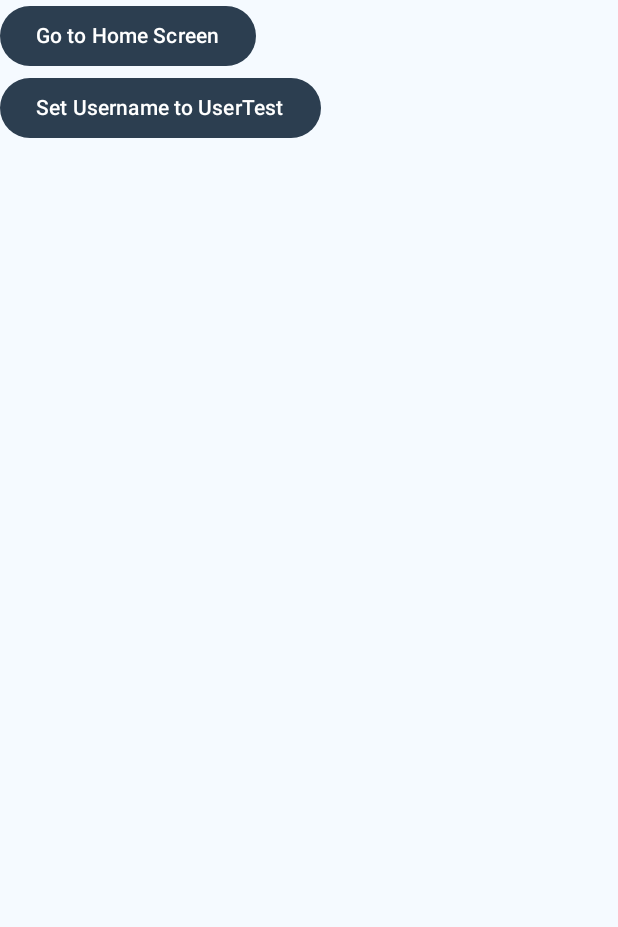
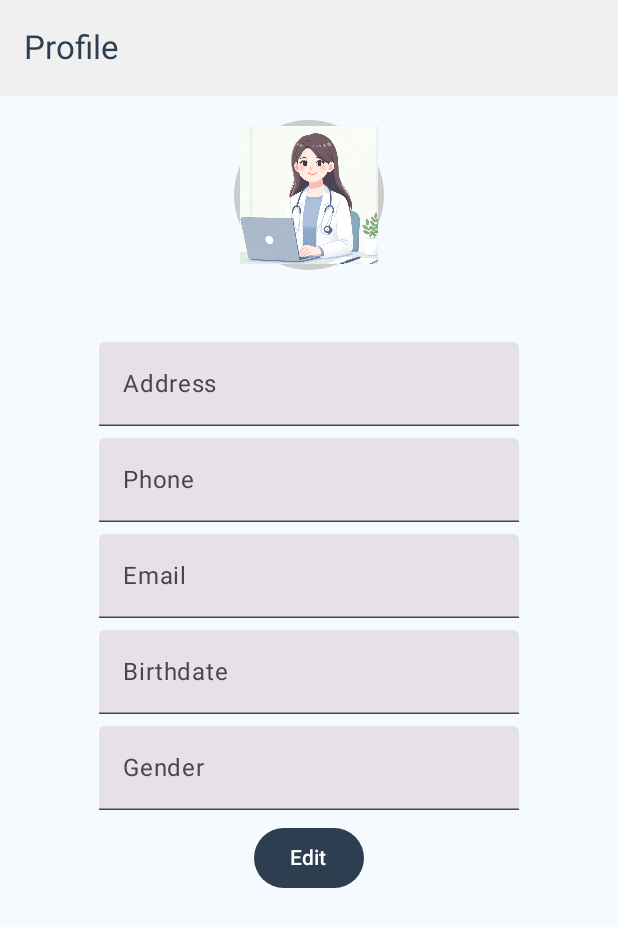
Before and after one commit to eightus/ITP-Peritoneal-Dialysis, an Android app built with Jetpack Compose: the composable ProfileScreen shown on its own in the app's theme, on a phone screen of 412 x 824 dp. Shown: the top 927 px of the screen. Run offline under Robolectric (Android 15) with nearby library versions, the phone set to English and light mode, and no system bars; our stand-ins replace Dagger/Hilt's generated code, Firebase (no records; nobody signed in at launch, a user with empty details on screens opened directly).

Commit message:
done populating fields with firebase data

```diff
--- /dev/null
+++ b/app/src/main/java/com/itp/pdbuddy/data/remote/UserDataSource.kt
@@ -0,0 +1,9 @@
+package com.itp.pdbuddy.data.remote
+
+import com.itp.pdbuddy.utils.Result
+
+interface UserDataSource {
+
+    suspend fun getUserInfo(name: String): Result<List<Map<String, Any>>>
+
+}
--- a/app/src/main/java/com/itp/pdbuddy/data/remote/firebase/FirebaseUserDataSource.kt
+++ b/app/src/main/java/com/itp/pdbuddy/data/remote/firebase/FirebaseUserDataSource.kt
@@ -1,8 +1,27 @@
 package com.itp.pdbuddy.data.remote.firebase
 
+import android.util.Log
 import com.google.firebase.firestore.FirebaseFirestore
+import com.itp.pdbuddy.data.remote.UserDataSource
+import com.itp.pdbuddy.utils.Result
+import kotlinx.coroutines.tasks.await
 import javax.inject.Inject
 
-class FirebaseUserDataSource @Inject constructor() {
+class FirebaseUserDataSource @Inject constructor(): UserDataSource {
     private val db = FirebaseFirestore.getInstance()
+    override suspend fun getUserInfo(name: String): Result<List<Map<String, Any>>> {
+        return try {
+            val querySnapshot = db.collection("users")
+                .get()
+                .await()
+            val records = querySnapshot.documents.map { documentSnapshot ->
+                documentSnapshot.data ?: emptyMap()
+            }
+
+            Result.Success(records)
+        } catch (e: Exception) {
+            Log.e("FirebaseRecord", "Error fetching all record", e)
+            Result.Failure(e)
+        }
+    }
 }
--- a/app/src/main/java/com/itp/pdbuddy/data/repository/UserRepository.kt
+++ b/app/src/main/java/com/itp/pdbuddy/data/repository/UserRepository.kt
@@ -1,8 +1,16 @@
 package com.itp.pdbuddy.data.repository
 
+import com.itp.pdbuddy.data.remote.RecordDataSource
+import com.itp.pdbuddy.data.remote.UserDataSource
 import javax.inject.Inject
 
+import com.itp.pdbuddy.utils.Result
+
 class UserRepository @Inject constructor(
+    private val userDataSource: UserDataSource
 
 ) {
+    suspend fun getUserInfo(name: String): Result<List<Map<String, Any>>> {
+        return userDataSource.getUserInfo(name)
+    }
 }
--- a/app/src/main/java/com/itp/pdbuddy/di/AppModule.kt
+++ b/app/src/main/java/com/itp/pdbuddy/di/AppModule.kt
@@ -11,9 +11,11 @@ import com.itp.pdbuddy.data.remote.api.ExternalAPIDataSource
 import com.itp.pdbuddy.data.remote.APIDataSource
 import com.itp.pdbuddy.data.remote.NotificationDAO
 import com.itp.pdbuddy.data.remote.PrescriptionDataSource
+import com.itp.pdbuddy.data.remote.UserDataSource
 import com.itp.pdbuddy.data.remote.api.ApiService
 import com.itp.pdbuddy.data.remote.database.NotificationRoomDatabase
 import com.itp.pdbuddy.data.remote.firebase.FirebasePrescriptionDataSource
+import com.itp.pdbuddy.data.remote.firebase.FirebaseUserDataSource
 import dagger.Binds
 import dagger.Module
 import dagger.Provides
@@ -40,6 +42,12 @@ abstract class AuthModule {
     abstract fun bindPrescriptionDataSource(
         firebasePrescriptionDataSource: FirebasePrescriptionDataSource
     ): PrescriptionDataSource
+
+    @Binds
+    @Singleton
+    abstract fun bindUserDataSource(
+        firebaseuserDataSource: FirebaseUserDataSource
+    ): UserDataSource
 
     @Binds
     @Singleton
--- a/app/src/main/java/com/itp/pdbuddy/navigation/Navigation.kt
+++ b/app/src/main/java/com/itp/pdbuddy/navigation/Navigation.kt
@@ -1,6 +1,7 @@
 package com.itp.pdbuddy.navigation
 
 import PastSuppliesScreen
+import ProfileScreen
 import androidx.compose.material.icons.Icons
 import androidx.compose.material.icons.automirrored.filled.MenuBook
 import androidx.compose.material.icons.filled.Calculate
@@ -26,7 +27,6 @@ import com.itp.pdbuddy.ui.screen.CurrentSuppliesScreen
 import com.itp.pdbuddy.ui.screen.HomeScreen
 import com.itp.pdbuddy.ui.screen.OrderDetailsScreen
 import com.itp.pdbuddy.ui.screen.PaymentScreen
-import com.itp.pdbuddy.ui.screen.ProfileScreen
 import com.itp.pdbuddy.ui.screen.SplashScreen
 import com.itp.pdbuddy.ui.screen.RecordScreen
 import com.itp.pdbuddy.ui.screen.ManualRecordScreen
--- a/app/src/main/java/com/itp/pdbuddy/ui/screen/ProfileScreen.kt
+++ b/app/src/main/java/com/itp/pdbuddy/ui/screen/ProfileScreen.kt
@@ -1,78 +1,193 @@
-package com.itp.pdbuddy.ui.screen
-
-import android.graphics.BitmapFactory
-import android.util.Base64
+import android.annotation.SuppressLint
 import android.util.Log
 import androidx.compose.foundation.Image
-import androidx.compose.foundation.layout.Column
-import androidx.compose.foundation.layout.aspectRatio
-import androidx.compose.foundation.layout.fillMaxWidth
-import androidx.compose.foundation.layout.padding
-import androidx.compose.material3.Button
-import androidx.compose.material3.Text
-import androidx.compose.runtime.Composable
-import androidx.compose.runtime.LaunchedEffect
-import androidx.compose.runtime.getValue
-import androidx.compose.runtime.mutableStateOf
-import androidx.compose.runtime.remember
-import androidx.compose.runtime.setValue
+import androidx.compose.foundation.background
+import androidx.compose.foundation.layout.*
+import androidx.compose.foundation.shape.CircleShape
+import androidx.compose.material3.*
+import androidx.compose.runtime.*
+import androidx.compose.ui.Alignment
 import androidx.compose.ui.Modifier
-import androidx.compose.ui.graphics.asImageBitmap
+import androidx.compose.ui.graphics.Color
 import androidx.compose.ui.layout.ContentScale
+import androidx.compose.ui.res.painterResource
+import androidx.compose.ui.text.font.FontWeight
 import androidx.compose.ui.unit.dp
+import androidx.compose.ui.unit.sp
 import androidx.hilt.navigation.compose.hiltViewModel
 import androidx.navigation.NavHostController
-import com.itp.pdbuddy.ui.viewmodel.AuthViewModel
-import com.itp.pdbuddy.ui.viewmodel.NetworkViewModel
+import com.itp.pdbuddy.R
 import com.itp.pdbuddy.ui.viewmodel.ProfileViewModel
 import com.itp.pdbuddy.utils.Result
-import com.itp.pdbuddy.utils.navigate
 
+@OptIn(ExperimentalMaterial3Api::class)
 @Composable
+@SuppressLint("RememberReturnType")
 fun ProfileScreen(navController: NavHostController) {
     val profileViewModel: ProfileViewModel = hiltViewModel()
-    val authViewModel: AuthViewModel = hiltViewModel()
-    val networkViewModel: NetworkViewModel = hiltViewModel()
-    var base64Image by remember { mutableStateOf<String?>(null) }
+    val userdata by profileViewModel.userData.collectAsState()
+    var name by remember { mutableStateOf("") }
+    var address by remember { mutableStateOf("") }
+    var phone by remember { mutableStateOf("") }
+    var email by remember { mutableStateOf("") }
+    var birthdate by remember { mutableStateOf("") }
+    var gender by remember { mutableStateOf("") }
 
     LaunchedEffect(Unit) {
-        networkViewModel.fetchGraph { result ->
-            when (result) {
-                is Result.Success -> {
-                    Log.d("MainActivity", "Success: ${result.data.values}")
-                    base64Image = result.data["image"] as? String
-                }
+        profileViewModel.doTest("UserTest")
+    }
 
-                is Result.Failure -> Log.d("MainActivity", "Failure: ${result.exception}")
-                is Result.Loading -> Log.d("MainActivity", "Loading")
-                is Result.Idle -> Log.d("MainActivity", "Idle")
+    when (userdata) {
+        is Result.Loading -> {
+            Box(
+                modifier = Modifier
+                    .fillMaxSize(),
+                contentAlignment = Alignment.Center
+            ) {
+                CircularProgressIndicator()
+            }
+        }
+        is Result.Success -> {
+            val user = (userdata as Result.Success<List<Map<String, Any>>>).data.firstOrNull()
+            user?.let {
+                name = it["username"] as? String ?: ""
+                address = it["address"] as? String ?: ""
+                phone = it["phone"] as? String ?: ""
+                email = it["email"] as? String ?: ""
+                birthdate = it["birthdate"] as? String ?: ""
+                gender = it["gender"] as? String ?: ""
+            }
+        }
+        is Result.Failure -> {
+            Box(
+                modifier = Modifier
+                    .fillMaxSize(),
+                contentAlignment = Alignment.Center
+            ) {
+                Text(text = "Failed to load user data")
+            }
+        }
+        Result.Idle -> {
+            Box(
+                modifier = Modifier
+                    .fillMaxSize(),
+                contentAlignment = Alignment.Center
+            ) {
+                Text(text = "Idle state")
             }
         }
     }
 
-    Column {
+    val userProfile = UserProfile(
+        name = name,
+        bio = "Android Developer. Tech Enthusiast. Coffee Lover.",
+        profileImage = R.drawable.login_image
+    )
 
-        Button(onClick = { navigate(navController, "home", requireSaveState = false) }) {
-            Text("Go to Home Screen")
-        }
-
-        Button(onClick = { authViewModel.updateDisplayName("UserTest") }) {
-            Text("Set Username to UserTest")
-        }
-
-        base64Image?.let { base64Str ->
-            val imageBytes = Base64.decode(base64Str, Base64.DEFAULT)
-            val bitmap = BitmapFactory.decodeByteArray(imageBytes, 0, imageBytes.size)
-            Image(
-                bitmap = bitmap.asImageBitmap(),
-                contentDescription = "Test Image",
-                contentScale = ContentScale.FillWidth,
-                modifier = Modifier
-                    .padding(16.dp)
-                    .fillMaxWidth()
-                    .aspectRatio(bitmap.width.toFloat() / bitmap.height.toFloat())
+    Scaffold(
+        topBar = {
+            TopAppBar(
+                title = { Text(text = "Profile") }
             )
         }
-
+    ) { paddingValues ->
+        ProfileContent(
+            name = userProfile.name,
+            address = address,
+            phone = phone,
+            email = email,
+            birthdate = birthdate,
+            gender = gender,
+            paddingValues = paddingValues
+        )
     }
 }
+
+@Composable
+fun ProfileContent(
+    name: String,
+    address: String,
+    phone: String,
+    email: String,
+    birthdate: String,
+    gender: String,
+    paddingValues: PaddingValues
+) {
+    Column(
+        modifier = Modifier
+            .fillMaxSize()
+            .padding(paddingValues)
+            .padding(16.dp),
+        horizontalAlignment = Alignment.CenterHorizontally,
+    ) {
+        ProfilePicture(imageRes = R.drawable.login_image)
+        Spacer(modifier = Modifier.height(16.dp))
+        Text(
+            text = name,
+            fontSize = 24.sp,
+            fontWeight = FontWeight.Bold,
+        )
+        Spacer(modifier = Modifier.height(8.dp))
+        TextField(
+            value = address,
+            onValueChange = {},
+            label = { Text("Address") },
+            readOnly = true
+        )
+        Spacer(modifier = Modifier.height(8.dp))
+        TextField(
+            value = phone,
+            onValueChange = {},
+            label = { Text("Phone") },
+            readOnly = true
+        )
+        Spacer(modifier = Modifier.height(8.dp))
+        TextField(
+            value = email,
+            onValueChange = {},
+            label = { Text("Email") },
+            readOnly = true
+        )
+        Spacer(modifier = Modifier.height(8.dp))
+        TextField(
+            value = birthdate,
+            onValueChange = {},
+            label = { Text("Birthdate") },
+            readOnly = true
+        )
+        Spacer(modifier = Modifier.height(8.dp))
+        TextField(
+            value = gender,
+            onValueChange = {},
+            label = { Text("Gender") },
+            readOnly = true
+        )
+        Spacer(modifier = Modifier.height(8.dp))
+        Button(onClick = { /* Handle message action */ }) {
+            Text(text = "Edit")
+        }
+    }
+}
+
+@Composable
+fun ProfilePicture(imageRes: Int) {
+    Box(
+        modifier = Modifier
+            .size(100.dp)
+            .background(Color.LightGray, CircleShape)
+            .padding(4.dp)
+    ) {
+        Image(
+            painter = painterResource(id = imageRes),
+            contentDescription = "Profile Picture",
+            contentScale = ContentScale.Crop,
+            modifier = Modifier.fillMaxSize()
+        )
+    }
+}
+
+data class UserProfile(
+    val name: String,
+    val bio: String,
+    val profileImage: Int
+)
--- a/app/src/main/java/com/itp/pdbuddy/ui/viewmodel/ProfileViewModel.kt
+++ b/app/src/main/java/com/itp/pdbuddy/ui/viewmodel/ProfileViewModel.kt
@@ -1,11 +1,34 @@
 package com.itp.pdbuddy.ui.viewmodel
 
+
+import android.util.Log
 import androidx.lifecycle.ViewModel
+import androidx.lifecycle.viewModelScope
 import com.itp.pdbuddy.data.repository.UserRepository
+import com.itp.pdbuddy.utils.Result
 import dagger.hilt.android.lifecycle.HiltViewModel
+import kotlinx.coroutines.delay
+import kotlinx.coroutines.flow.MutableStateFlow
+import kotlinx.coroutines.flow.StateFlow
+import kotlinx.coroutines.flow.asStateFlow
+import kotlinx.coroutines.launch
 import javax.inject.Inject
 
 @HiltViewModel
-class ProfileViewModel @Inject constructor() : ViewModel() {
 
+class ProfileViewModel @Inject constructor(private val userRepository: UserRepository): ViewModel() {
+
+    private val _userData = MutableStateFlow<Result<List<Map<String, Any>>>>(Result.Idle)
+    val userData: StateFlow<Result<List<Map<String, Any>>>> = _userData.asStateFlow()
+
+
+    fun doTest(sample: String) {
+        viewModelScope.launch {
+            val test = userRepository.getUserInfo("UserTest")
+            Log.d("test", test.toString())
+            _userData.value = Result.Loading
+            //delay(3000) // delay 3 second
+            _userData.value = test
+        }
+    }
 }
```
